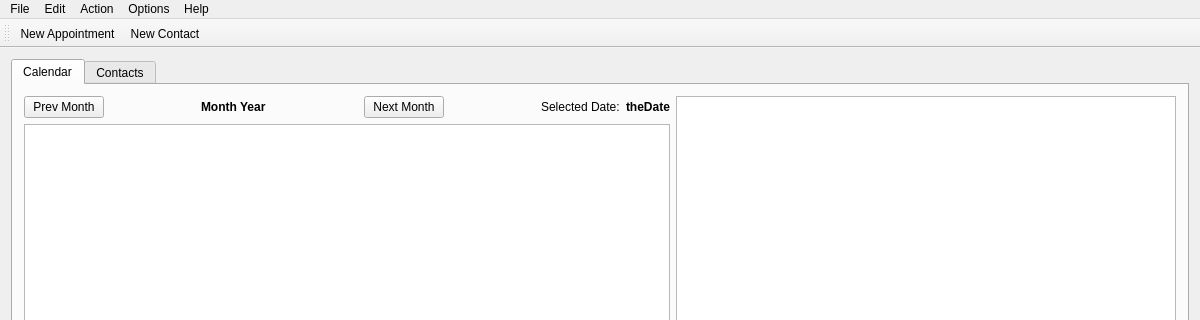
The window that src/mainwindow.ui (lxqt/organizer) describes before a commit, drawn with Qt 5; both pictures show x 0 to 1200 and y 0 to 320 of the 1200 by 800 pixel window.
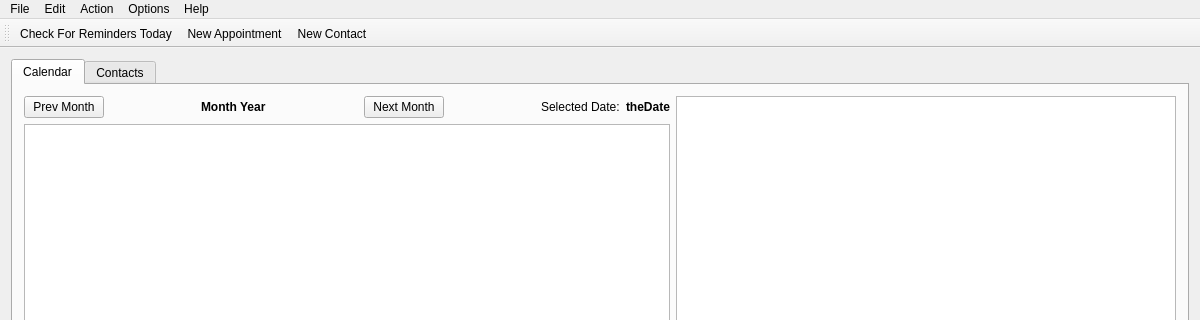
The same window after the commit. Icons and pictures are not drawn.

Commit message: added check for reminders today to toolbar

What changed in the file:
```diff
--- a/src/mainwindow.ui
+++ b/src/mainwindow.ui
@@ -265,6 +265,7 @@
    <attribute name="toolBarBreak">
     <bool>false</bool>
    </attribute>
+   <addaction name="actionCheck_For_Reminders_Today"/>
    <addaction name="actionNew_Appointment"/>
    <addaction name="actionNew_Contact"/>
   </widget>
```
